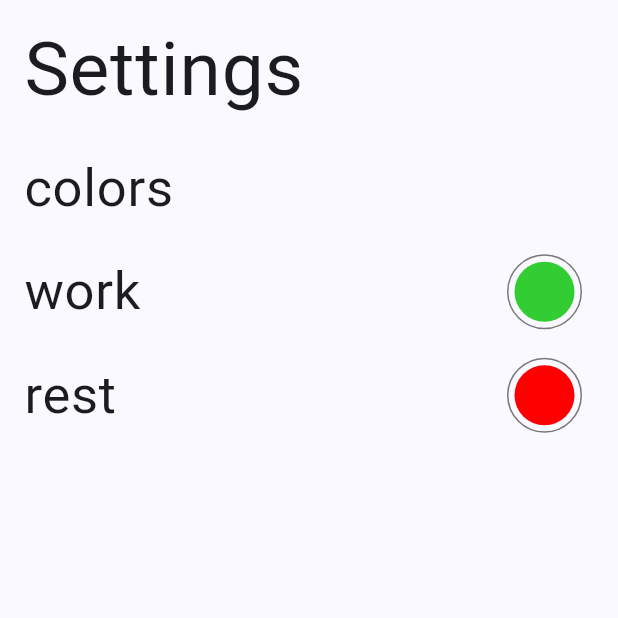
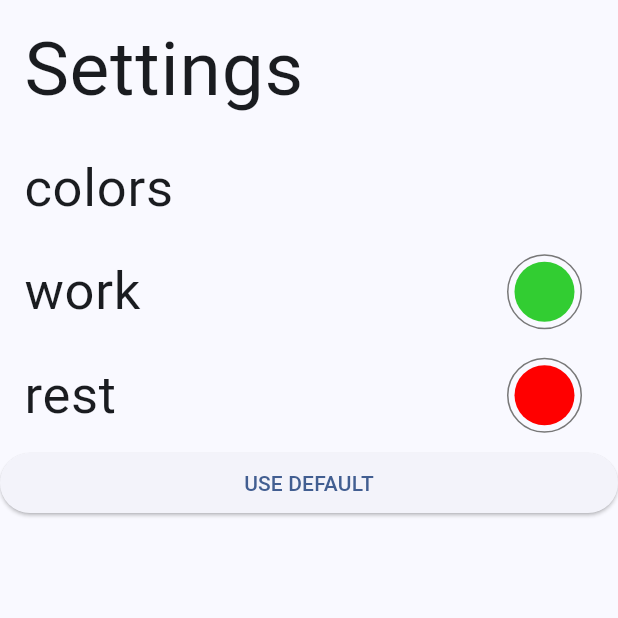
Before and after one commit to kcmurray1/fitness_app, a Flutter app: the SettingsPage screen opened directly, on a phone screen of 412 x 824 dp, the top half of it. Run offline on Flutter 3.47's test engine with Material 3 defaults, Android fonts, the phone set to English and light mode, and no system bars.

Commit message:
Connected Background color settings to timer
- added ColorUtils to serialize and deserialize Color objects
- added DefaultConfig class to consolidate default values such as default workColor, restColor, default QuickStart timer, etc.
- added UserConfig, to consolidate access and updates to data read from User's data

```diff
--- /dev/null
+++ b/lib/common/config/user_config.dart
@@ -0,0 +1,57 @@
+import 'package:fitness_app/utilities/color_utils.dart';
+import 'package:flutter/material.dart';
+class UserConfig {
+
+  static bool isValidKey(data, key)
+  {
+    return (data["user"] != null && data["user"][key] != null);
+  }
+
+  static dynamic getKey(dynamic data, String key, dynamic defaultVal) {
+    // Return defaultValue if the key is invalid or
+    return isValidKey(data, key) ? data["user"][key] : defaultVal;
+  }
+
+  static updateKey(dynamic data, String key, Function onUpdate)
+  {
+    if(isValidKey(data, key))
+    {
+      onUpdate();
+    }
+  }
+
+  static Color getWorkColor(dynamic storage){
+    var res = getKey(storage, "work_color", Colors.green);
+    if(res is String)
+    {
+      res = Color(int.parse(res));
+    }
+    return res;
+  }
+
+  static Color getRestColor(dynamic storage)
+  {
+
+    var res = getKey(storage, "rest_color", Colors.red);
+    if(res is String)
+    {
+      res = Color(int.parse(res));
+    }
+    return res;
+  }
+
+  static setRestColor(dynamic storage, Color color)
+  {
+    updateKey(storage, "rest_color", (){
+      storage["user"]["rest_color"] = ColorUtils.serialize(color);
+    });
+  }
+
+
+  static setWorkColor(dynamic storage, Color color)
+  {
+    updateKey(storage, "work_color", (){
+      storage["user"]["work_color"] = ColorUtils.serialize(color);
+    });
+  }
+}
--- a/lib/pages/settings_page/settings_page.dart
+++ b/lib/pages/settings_page/settings_page.dart
@@ -1,7 +1,11 @@
 
 
+import 'dart:convert';
+
 import 'package:fitness_app/common/config/timer_background.dart';
+import 'package:fitness_app/common/config/user_config.dart';
 import 'package:fitness_app/pages/settings_page/widgets/color_selector.dart';
+import 'package:fitness_app/utilities/color_utils.dart';
 import 'package:fitness_app/utilities/json_storage.dart';
 import 'package:flutter/material.dart';
 
@@ -20,7 +24,8 @@ class _SettingsPageState extends State<SettingsPage>
 
    JsonStorage _configStorage =  JsonStorage(
     fileName: "user_config.json",
-    defaultValue: {"work_color" : TimerBackgroundColors.limeGreen, "rest_color": TimerBackgroundColors.red},
+    defaultValue: {"work_color" : ColorUtils.serialize(TimerBackgroundColors.limeGreen),
+                   "rest_color": ColorUtils.serialize(TimerBackgroundColors.red)},
     defaultKey: "user"
   );
 
@@ -46,6 +51,14 @@ class _SettingsPageState extends State<SettingsPage>
   }
 
   @override
+  void dispose()
+  {
+    _configStorage.save();
+    super.dispose();
+  }
+
+
+  @override
   Widget build(BuildContext context) {
     return Scaffold(
       body: ListView(
@@ -55,12 +68,32 @@ class _SettingsPageState extends State<SettingsPage>
           ListTile(title: Text("colors", style: textStyle)),
           if(presetData != null)
           ListTile(title: Text("work", style: textStyle),
-          trailing: ColorSelector(initialColor: presetData["user"]["work_color"])
+          trailing: ColorSelector(initialColor: UserConfig.getWorkColor(presetData),
+            onColorChange: (color){
+              UserConfig.setWorkColor(presetData, color);
+              _configStorage.save();
+            }
+          )
           ),
           if(presetData != null)
           ListTile(title: Text("rest", style: textStyle),
-            trailing: ColorSelector(initialColor: presetData["user"]["rest_color"])
+            trailing: ColorSelector(initialColor:  UserConfig.getRestColor(presetData),
+            onColorChange: (color){
+              UserConfig.setRestColor(presetData, color);
+              setState(() {
+                _configStorage.save();
+              });
+            },
+            )
           ),
+          ElevatedButton(
+            onPressed: (){
+              setState(() {
+                _configStorage.clear();
+              });
+            },
+            child: Text("USE DEFAULT"),
+          )
         ],
       ));
   }
--- a/lib/pages/settings_page/widgets/color_selector.dart
+++ b/lib/pages/settings_page/widgets/color_selector.dart
@@ -2,16 +2,26 @@
 import 'package:flutter/material.dart';
 import 'package:fitness_app/pages/settings_page/widgets/color_widget.dart';
 
-class ColorSelector extends StatelessWidget
+class ColorSelector extends StatefulWidget
+{
+  Color initialColor;
+  final Function onColorChange;
+
+  ColorSelector({
+    super.key,
+    required this.initialColor,
+    required this.onColorChange
+  });
+
+  @override
+  State<ColorSelector> createState() => _ColorSelectorState();
+}
+
+class _ColorSelectorState extends State<ColorSelector>
 {
   double colorWidgetSize = 50;
   double colorWidgetSpacing = 50;
-  final Color initialColor;
 
-  ColorSelector({
-    super.key,
-    required this.initialColor
-  });
 
   Future<void> _buildPopUp(BuildContext context)
   {
@@ -21,7 +31,14 @@ class ColorSelector extends StatelessWidget
         content: SizedBox(
           height: 200,
           child: Center(
-            child: ColorPaletteWidget()),
+            child: ColorPaletteWidget(
+              onColorWidgetPressed: (color){
+                setState(() {
+                  widget.initialColor = color;
+                });
+                Navigator.of(context).pop();
+              },
+            )),
         ),
         actions: []
       ),
@@ -33,8 +50,11 @@ class ColorSelector extends StatelessWidget
   {
 
     return ColorWidget(
-              color: initialColor,
-              onPressed: () => _buildPopUp(context),
+              color: widget.initialColor,
+              onPressed: (color) async {
+                await _buildPopUp(context);
+                widget.onColorChange(widget.initialColor);
+              },
               size: colorWidgetSize,
               spacing: colorWidgetSpacing,
     );
--- /dev/null
+++ b/lib/utilities/color_utils.dart
@@ -0,0 +1,15 @@
+import 'package:flutter/material.dart';
+
+class ColorUtils {
+  static String serialize(Color color)
+  {
+    return "${color.value}";
+  }
+
+  static Color deserialize(String colorStr)
+  {
+    return Color(int.parse(colorStr));
+  }
+
+
+}
```
Also changed, not shown: lib/common/config/default_config.dart (added, +22 -0 lines), lib/pages/settings_page/widgets/color_widget.dart (+6 -6 lines), lib/pages/timer_page/timer_page.dart (+7 -7 lines), lib/pages/timer_select_page/timer_select_page.dart (+22 -7 lines), lib/pages/timer_select_page/widgets/quickstart.dart (+9 -2 lines).
